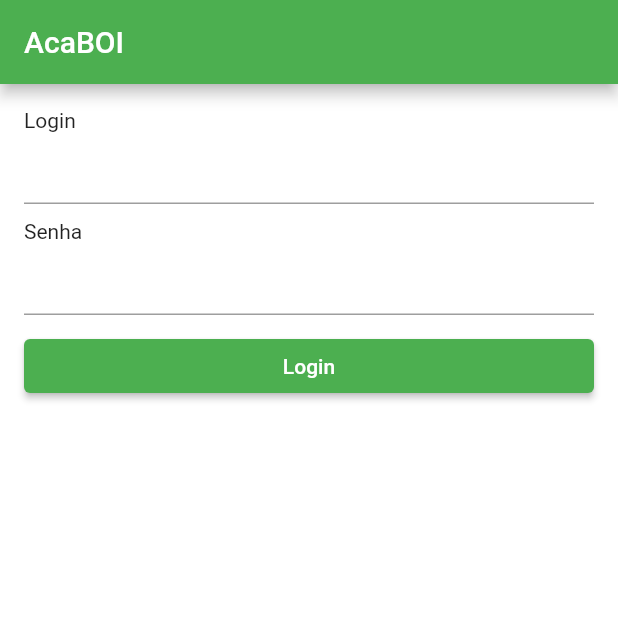
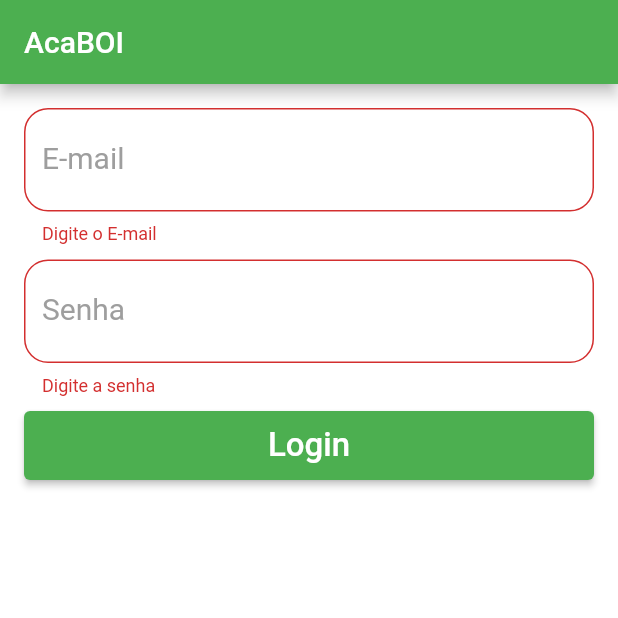
Before and after one commit to cesarbassani/acaboi_app, a Flutter app: the screen it shows after launch, after a tap on "Login", on a phone screen of 412 x 824 dp, the top half of it. Run offline on Flutter 3.47's test engine with Material 2 defaults, Android fonts, the phone set to English and light mode, and no system bars.

Commit message:
Formulário de Login - validações e layout

```diff
--- a/lib/app/acaboi_app.dart
+++ b/lib/app/acaboi_app.dart
@@ -14,7 +14,7 @@ class AcaboiApp extends StatelessWidget {
       ),
       title: 'Acaboi App',
       routes: {
-        '/': (context) => const LoginPage(),
+        '/': (context) => LoginPage(),
       },
     );
   }
--- a/lib/app/pages/login_page.dart
+++ b/lib/app/pages/login_page.dart
@@ -1,7 +1,27 @@
+import 'package:acaboi_app/app/widgets/app_button.dart';
+import 'package:acaboi_app/app/widgets/app_text.dart';
 import 'package:flutter/material.dart';
 
-class LoginPage extends StatelessWidget {
-  const LoginPage({Key? key}) : super(key: key);
+class LoginPage extends StatefulWidget {
+  LoginPage({Key? key}) : super(key: key);
+
+  @override
+  State<LoginPage> createState() => _LoginPageState();
+}
+
+class _LoginPageState extends State<LoginPage> {
+  final _formKey = GlobalKey<FormState>();
+
+  final _tLogin = TextEditingController();
+
+  final _tSenha = TextEditingController();
+
+  final _focusSenha = FocusNode();
+
+  @override
+  void initState() {
+    super.initState();
+  }
 
   @override
   Widget build(BuildContext context) {
@@ -14,21 +34,95 @@ class LoginPage extends StatelessWidget {
   }
 
   _body() {
-    return Padding(
+    return Form(
+      key: _formKey,
+      child: Container(
         padding: const EdgeInsets.all(16.0),
         child: ListView(
           children: [
-          const Text('Login'),
-          TextFormField(),
-          const SizedBox(height: 10),
-          const Text('Senha'),
-          TextFormField(
-            obscureText: true,
+            AppText(
+              label: 'E-mail',
+              hint: 'Digite o E-mail',
+              keyboardType: TextInputType.emailAddress,
+              controller: _tLogin,
+              validator: _validateLogin,
+              textInputAction: TextInputAction.next,
+              nextFocus: _focusSenha,
             ),
             const SizedBox(height: 10),
-          ElevatedButton(onPressed: () {}, child: const Text('Login')),
+            AppText(
+              label: 'Senha',
+              hint: 'Digite a senha',
+              password: true,
+              controller: _tSenha,
+              validator: _validateSenha,
+              focusNode: _focusSenha,
+            ),
+            const SizedBox(height: 10),
+            AppButton(text: 'Login', onPressed: _onClickLogin),
           ],
+        ),
       ),
     );
   }
+
+  _appText({
+    required String label,
+    required String hint,
+    password = false,
+    required TextEditingController controller,
+    required FormFieldValidator<String> validator,
+    TextInputType? keyboardType,
+    TextInputAction? textInputAction,
+    FocusNode? focusNode,
+    FocusNode? nextFocus,
+  }) {
+    return TextFormField(
+      controller: controller,
+      obscureText: password,
+      validator: validator,
+      keyboardType: keyboardType,
+      textInputAction: textInputAction,
+      focusNode: focusNode,
+      onFieldSubmitted: (value) {
+        if (nextFocus != null) {
+          FocusScope.of(context).requestFocus(nextFocus);
         }
+      },
+      decoration: InputDecoration(
+        labelText: label,
+        hintText: hint,
+      ),
+    );
+  }
+
+  _onClickLogin() {
+    bool formOk = _formKey.currentState!.validate();
+    if (!formOk) {
+      return;
+    }
+    print('E-mail ${_tLogin.text}, Senha ${_tSenha.text}');
+  }
+
+  String? _validateLogin(String? value) {
+    if (value!.isEmpty) {
+      return 'Digite o E-mail';
+    }
+    return null;
+  }
+
+  String? _validateSenha(String? value) {
+    if (value!.isEmpty) {
+      return 'Digite a senha';
+    }
+    if (value.length < 6) {
+      return 'A senha precisa ter pelo menos 6 caracteres';
+    }
+    return null;
+  }
+
+  @override
+  void dispose() {
+    super.dispose();
+  }
+}
--- /dev/null
+++ b/lib/app/widgets/app_button.dart
@@ -0,0 +1,34 @@
+import 'package:flutter/material.dart';
+
+class AppButton extends StatelessWidget {
+  final String text;
+  final VoidCallback onPressed;
+  final bool showProgress;
+
+  const AppButton({
+    Key? key,
+    required this.text,
+    required this.onPressed,
+    this.showProgress = false,
+  }) : super(key: key);
+
+  @override
+  Widget build(BuildContext context) {
+    return SizedBox(
+      height: 46,
+      child: ElevatedButton(
+        onPressed: onPressed,
+        child: showProgress
+            ? const Center(
+                child: CircularProgressIndicator(
+                  valueColor: AlwaysStoppedAnimation<Color>(Colors.white),
+                ),
+              )
+            : Text(
+                text,
+                style: const TextStyle(fontSize: 22),
+              ),
+      ),
+    );
+  }
+}
--- /dev/null
+++ b/lib/app/widgets/app_text.dart
@@ -0,0 +1,59 @@
+import 'package:flutter/material.dart';
+
+class AppText extends StatelessWidget {
+  final String label;
+  final String hint;
+  bool password;
+  final TextEditingController controller;
+  final FormFieldValidator<String> validator;
+  final TextInputType? keyboardType;
+  final TextInputAction? textInputAction;
+  final FocusNode? focusNode;
+  final FocusNode? nextFocus;
+
+  AppText({
+    Key? key,
+    required this.label,
+    required this.hint,
+    this.password = false,
+    required this.controller,
+    required this.validator,
+    this.keyboardType,
+    this.textInputAction,
+    this.focusNode,
+    this.nextFocus,
+  }) : super(key: key);
+
+  @override
+  Widget build(BuildContext context) {
+    return TextFormField(
+      textInputAction: textInputAction,
+      keyboardType: keyboardType,
+      validator: validator,
+      controller: controller,
+      obscureText: password,
+      focusNode: focusNode,
+      onFieldSubmitted: (String text) {
+        if (nextFocus != null) {
+          FocusScope.of(context).requestFocus(nextFocus);
+        }
+      },
+      style: const TextStyle(
+        fontSize: 25,
+        color: Colors.blue,
+      ),
+      decoration: InputDecoration(
+        border: OutlineInputBorder(
+          borderRadius: BorderRadius.circular(16),
+        ),
+        labelText: label,
+        labelStyle: const TextStyle(
+          fontSize: 20,
+          color: Colors.grey,
+        ),
+        hintText: hint,
+        hintStyle: const TextStyle(fontSize: 16),
+      ),
+    );
+  }
+}
```
Lines whose indentation alone changed are shown as unchanged.
